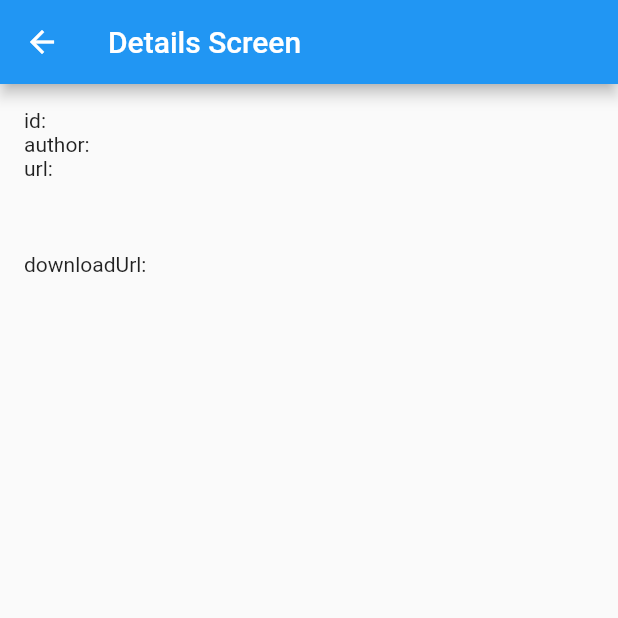
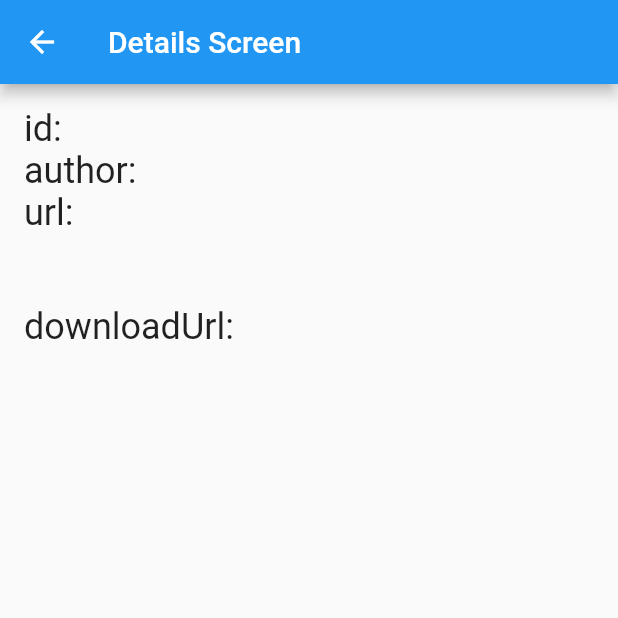
Before and after one commit to NafizZ/shodaimama-test-app, a Flutter app: the DetailScreen screen opened directly with empty values, on a phone screen of 412 x 824 dp, the top half of it. Run offline on Flutter 3.47's test engine with Material 2 defaults, Android fonts, the light colour scheme and no system bars; network calls fail.

Commit message:
front size change, debug flag removed

```diff
--- a/lib/detail_screen.dart
+++ b/lib/detail_screen.dart
@@ -28,18 +28,18 @@ class DetailScreen extends StatelessWidget {
         child: Column(
           crossAxisAlignment: CrossAxisAlignment.start,
           children: [
-            Text("id: $id"),
-            Text("author: $author"),
-            const Text("url: "),
+            Text("id: $id", style: const TextStyle(fontSize: 24,),),
+            Text("author: $author", style: const TextStyle(fontSize: 24,),),
+            const Text("url: ", style: TextStyle(fontSize: 24,),),
             TextButton(
-              child: Text(url),
+              child: Text(url, style: const TextStyle(fontSize: 18,),),
               onPressed: () {
                 openLink(link: url);
               }
             ),
-            const Text("downloadUrl:"),
+            const Text("downloadUrl:", style: TextStyle(fontSize: 24,),),
             TextButton(
-              child: Text(downloadUrl),
+              child: Text(downloadUrl, style: const TextStyle(fontSize: 18,),),
               onPressed: () {
                 openLink(link: downloadUrl);
               }
--- a/lib/main.dart
+++ b/lib/main.dart
@@ -11,7 +11,8 @@ class MyApp extends StatelessWidget {
   @override
   Widget build(BuildContext context) {
     return MaterialApp(
-      title: 'Flutter Demo',
+      debugShowCheckedModeBanner: false,
+      title: 'ShodaiMama Test App',
       theme: ThemeData(
         primarySwatch: Colors.blue,
       ),
```
